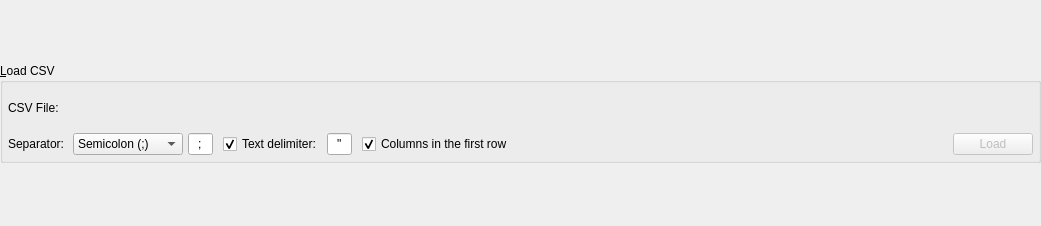
Old version of the form libs/libgui/ui/widgets/csvloadwidget.ui in the repository pgmodeler/pgmodeler.
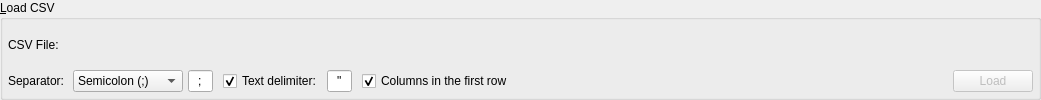
New version of the form. Icons and pictures are not drawn.

Diff of the .ui file:
```diff
--- a/libs/libgui/ui/widgets/csvloadwidget.ui
+++ b/libs/libgui/ui/widgets/csvloadwidget.ui
@@ -7,7 +7,7 @@
     <x>0</x>
     <y>0</y>
     <width>1041</width>
-    <height>226</height>
+    <height>100</height>
    </rect>
   </property>
   <property name="windowTitle">
```
Left out of the diff: 14 changed lines with no effect on the pictures.
